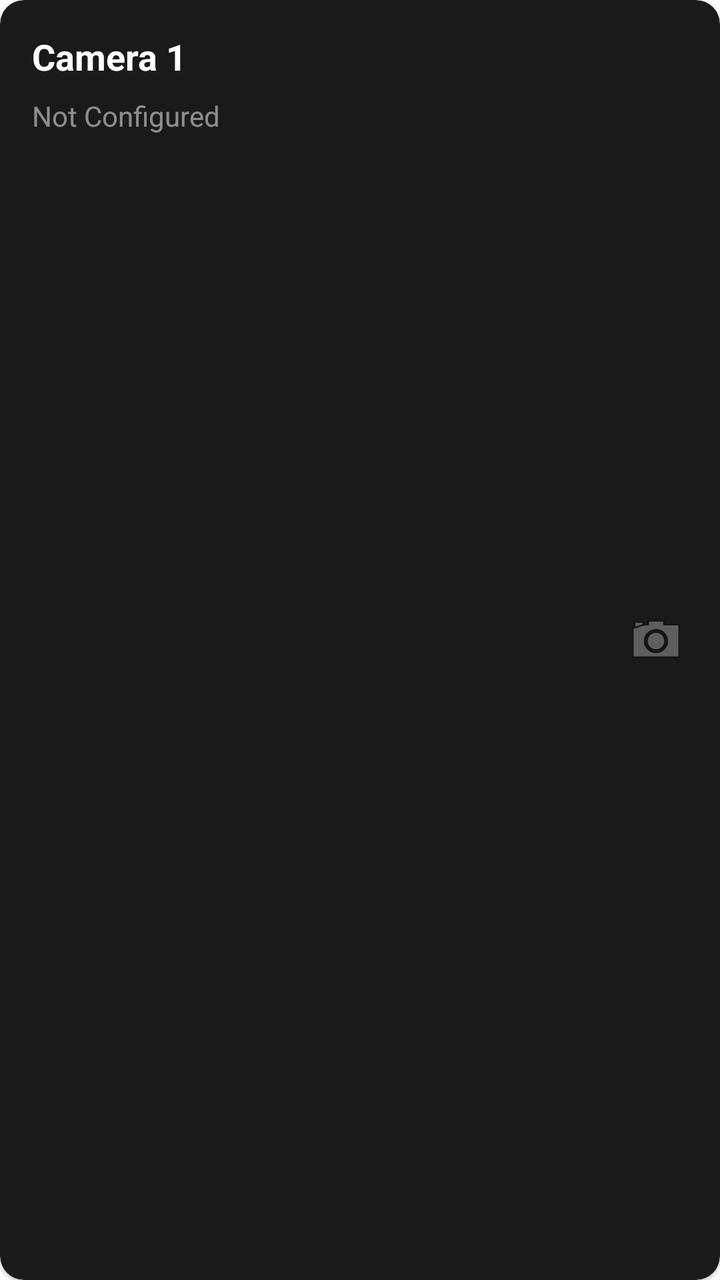
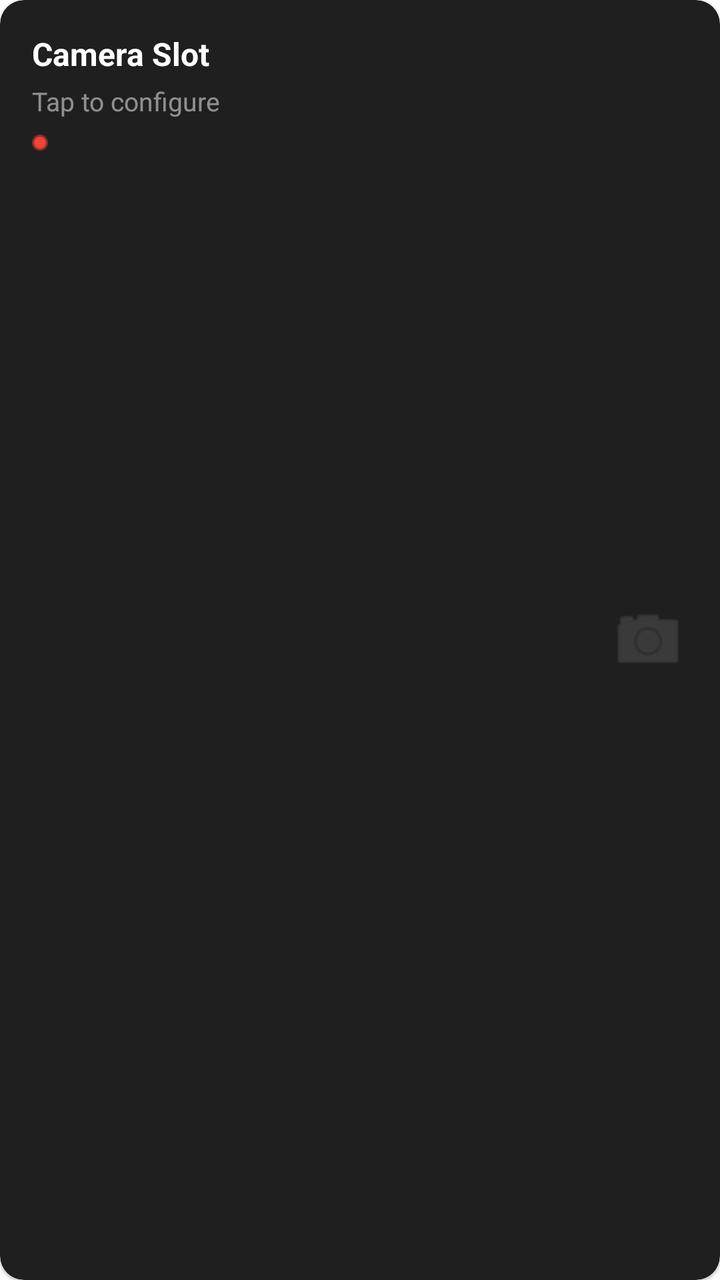

Screens rendered from an Android XML layout before and after an edit, with the pre-edit source and the edit as a unified diff.
<!-- AndroidManifest.xml: application theme Theme.AladinCamViewer -->
<!-- res/layout/item_camera_slot.xml -->
<?xml version="1.0" encoding="utf-8"?>
<com.google.android.material.card.MaterialCardView xmlns:android="http://schemas.android.com/apk/res/android"
    xmlns:app="http://schemas.android.com/apk/res-auto"
    android:layout_width="match_parent"
    android:layout_height="120dp"
    android:layout_margin="8dp"
    android:focusable="true"
    android:clickable="true"
    app:cardBackgroundColor="#1A1A1A"
    app:cardCornerRadius="12dp"
    app:strokeColor="@color/white"
    app:strokeWidth="0dp">

    <RelativeLayout
        android:layout_width="match_parent"
        android:layout_height="match_parent"
        android:padding="16dp">

        <TextView
            android:id="@+id/slot_name"
            android:layout_width="wrap_content"
            android:layout_height="wrap_content"
            android:text="Camera 1"
            android:textColor="@color/white"
            android:textSize="18sp"
            android:textStyle="bold" />

        <TextView
            android:id="@+id/slot_status"
            android:layout_width="wrap_content"
            android:layout_height="wrap_content"
            android:layout_below="@id/slot_name"
            android:layout_marginTop="8dp"
            android:text="Not Configured"
            android:textColor="#80FFFFFF"
            android:textSize="14sp" />

        <ImageView
            android:id="@+id/brand_icon"
            android:layout_width="32dp"
            android:layout_height="32dp"
            android:layout_alignParentEnd="true"
            android:layout_centerVertical="true"
            android:alpha="0.5"
            android:src="@android:drawable/ic_menu_camera" />

    </RelativeLayout>

</com.google.android.material.card.MaterialCardView>
<!-- resources referenced by this layout -->
<resources>
  <color name="white">#FFFFFFFF</color>
  <style name="Theme.AladinCamViewer" parent="Theme.MaterialComponents.DayNight.NoActionBar">
          
          <item name="colorPrimary">@color/purple_500</item>
          <item name="colorPrimaryVariant">@color/purple_700</item>
          <item name="colorOnPrimary">@color/white</item>
          
          <item name="colorSecondary">@color/teal_200</item>
          <item name="colorSecondaryVariant">@color/teal_700</item>
          <item name="colorOnSecondary">@color/black</item>
          
          <item name="android:statusBarColor">?attr/colorPrimaryVariant</item>
          
      </style>
  <color name="purple_500">#FF6200EE</color>
  <color name="purple_700">#FF3700B3</color>
  <color name="teal_200">#FF03DAC5</color>
  <color name="teal_700">#FF018786</color>
  <color name="black">#FF000000</color>
</resources>

<!-- the commit's change to res/layout/item_camera_slot.xml (unified diff, before → after) -->
@@ -2,48 +2,74 @@
 <com.google.android.material.card.MaterialCardView xmlns:android="http://schemas.android.com/apk/res/android"
     xmlns:app="http://schemas.android.com/apk/res-auto"
     android:layout_width="match_parent"
-    android:layout_height="120dp"
-    android:layout_margin="8dp"
+    android:layout_height="100dp"
+    android:layout_margin="6dp"
     android:focusable="true"
     android:clickable="true"
-    app:cardBackgroundColor="#1A1A1A"
+    app:cardBackgroundColor="#1F1F1F"
     app:cardCornerRadius="12dp"
-    app:strokeColor="@color/white"
     app:strokeWidth="0dp">
 
-    <RelativeLayout
+    
+    <View
+        android:layout_width="match_parent"
+        android:layout_height="match_parent"
+        android:background="@drawable/camera_item_selector" />
+
+    <androidx.constraintlayout.widget.ConstraintLayout
         android:layout_width="match_parent"
         android:layout_height="match_parent"
         android:padding="16dp">
 
+        <ImageView
+            android:id="@+id/brand_icon"
+            android:layout_width="40dp"
+            android:layout_height="40dp"
+            android:alpha="0.2"
+            android:src="@android:drawable/ic_menu_camera"
+            app:layout_constraintBottom_toBottomOf="parent"
+            app:layout_constraintEnd_toEndOf="parent"
+            app:layout_constraintTop_toTopOf="parent"
+            app:tint="@color/white" />
+
         <TextView
             android:id="@+id/slot_name"
-            android:layout_width="wrap_content"
+            android:layout_width="0dp"
             android:layout_height="wrap_content"
-            android:text="Camera 1"
+            android:ellipsize="end"
+            android:maxLines="1"
+            android:text="Camera Slot"
             android:textColor="@color/white"
-            android:textSize="18sp"
-            android:textStyle="bold" />
+            android:textSize="16sp"
+            android:textStyle="bold"
+            app:layout_constraintEnd_toStartOf="@id/brand_icon"
+            app:layout_constraintStart_toStartOf="parent"
+            app:layout_constraintTop_toTopOf="parent" />
 
         <TextView
             android:id="@+id/slot_status"
-            android:layout_width="wrap_content"
+            android:layout_width="0dp"
             android:layout_height="wrap_content"
-            android:layout_below="@id/slot_name"
+            android:layout_marginTop="4dp"
+            android:ellipsize="end"
+            android:maxLines="1"
+            android:text="Tap to configure"
+            android:textColor="#80FFFFFF"
+            android:textSize="13sp"
+            app:layout_constraintEnd_toStartOf="@id/brand_icon"
+            app:layout_constraintStart_toStartOf="parent"
+            app:layout_constraintTop_toBottomOf="@id/slot_name" />
+
+        
+        <View
+            android:id="@+id/slot_indicator"
+            android:layout_width="8dp"
+            android:layout_height="8dp"
             android:layout_marginTop="8dp"
-            android:text="Not Configured"
-            android:textColor="#80FFFFFF"
-            android:textSize="14sp" />
+            android:background="@drawable/led_offline"
+            app:layout_constraintStart_toStartOf="parent"
+            app:layout_constraintTop_toBottomOf="@id/slot_status" />
 
-        <ImageView
-            android:id="@+id/brand_icon"
-            android:layout_width="32dp"
-            android:layout_height="32dp"
-            android:layout_alignParentEnd="true"
-            android:layout_centerVertical="true"
-            android:alpha="0.5"
-            android:src="@android:drawable/ic_menu_camera" />
-
-    </RelativeLayout>
+    </androidx.constraintlayout.widget.ConstraintLayout>
 
 </com.google.android.material.card.MaterialCardView>
<!-- resource entries referenced after the edit -->
@@ -1,23 +1,43 @@
 <!-- resources referenced by this layout -->
 <resources>
   <color name="white">#FFFFFFFF</color>
+  <!-- drawable camera_item_selector (drawable) -->
+  <?xml version="1.0" encoding="utf-8"?>
+  <selector xmlns:android="http://schemas.android.com/apk/res/android">
+      <item android:state_focused="true">
+          <shape android:shape="rectangle">
+              <stroke android:width="3dp" android:color="#FF9800" />
+              <corners android:radius="4dp" />
+          </shape>
+      </item>
+      <item>
+          <shape android:shape="rectangle">
+              <stroke android:width="0dp" android:color="@android:color/transparent" />
+              <corners android:radius="4dp" />
+          </shape>
+      </item>
+  </selector>
+  <!-- drawable led_offline (drawable) -->
+  <?xml version="1.0" encoding="utf-8"?>
+  <shape xmlns:android="http://schemas.android.com/apk/res/android" android:shape="oval">
+      <solid android:color="#F44336"/>
+      <stroke android:width="2dp" android:color="#80F44336"/>
+      <size android:width="12dp" android:height="12dp"/>
+  </shape>
   <style name="Theme.AladinCamViewer" parent="Theme.MaterialComponents.DayNight.NoActionBar">
           
-          <item name="colorPrimary">@color/purple_500</item>
-          <item name="colorPrimaryVariant">@color/purple_700</item>
+          <item name="colorPrimary">@color/brand_orange</item>
+          <item name="colorPrimaryVariant">@color/black</item>
           <item name="colorOnPrimary">@color/white</item>
           
-          <item name="colorSecondary">@color/teal_200</item>
-          <item name="colorSecondaryVariant">@color/teal_700</item>
+          <item name="colorSecondary">@color/brand_orange</item>
+          <item name="colorSecondaryVariant">@color/brand_orange</item>
           <item name="colorOnSecondary">@color/black</item>
           
-          <item name="android:statusBarColor">?attr/colorPrimaryVariant</item>
+          <item name="android:statusBarColor">@color/black</item>
           
       </style>
-  <color name="purple_500">#FF6200EE</color>
-  <color name="purple_700">#FF3700B3</color>
-  <color name="teal_200">#FF03DAC5</color>
-  <color name="teal_700">#FF018786</color>
+  <color name="brand_orange">#FF6D00</color>
   <color name="black">#FF000000</color>
 </resources>
 
